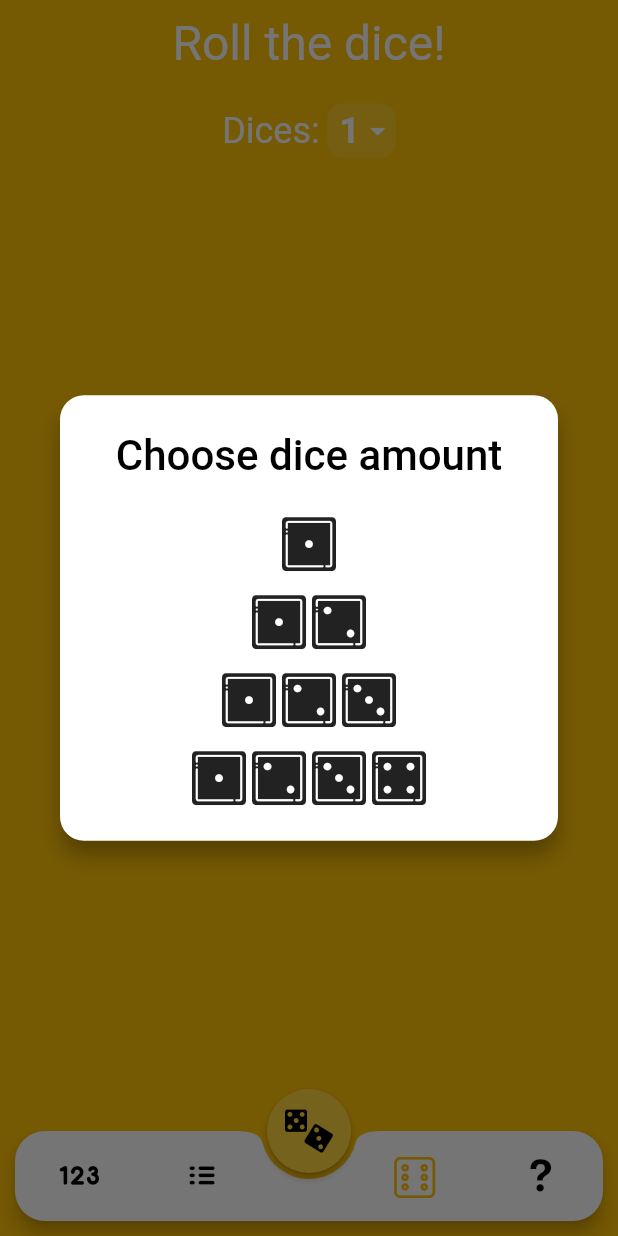
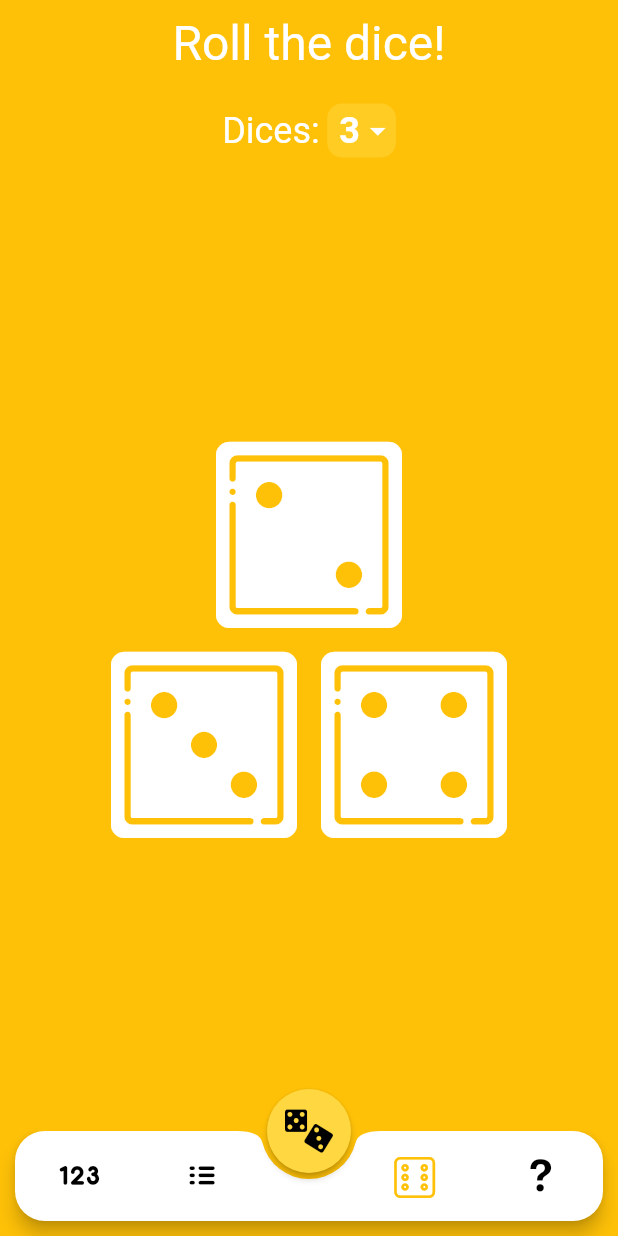
Before and after one commit to artemmmon/randomizer, a Flutter app: the screen it shows after launch, item 3 of the bottom bar chosen, on a phone screen of 412 x 824 dp. Run offline on Flutter 3.47's test engine with Material 2 defaults, Android fonts, the light colour scheme and no system bars; drawn by our look-alikes of auto_size_text; our stand-ins replace bloc, flutter_bloc, rxdart; statements that could not run were skipped.

Commit message:
- gamble: endpoint

```diff
--- a/lib/main.dart
+++ b/lib/main.dart
@@ -159,7 +159,7 @@ class _HomePageState extends State<HomePage> with TickerProviderStateMixin {
           return CustomPage(_clickSubject);
           break;
         case 2:
-          return GamblePage();
+          return GamblePage(_clickSubject);
           break;
         case 3:
           return AnswersPage();
--- a/lib/pages/gamble/gamble_page.dart
+++ b/lib/pages/gamble/gamble_page.dart
@@ -6,25 +6,34 @@ import 'package:flutter/material.dart';
 import 'package:randomizer/config/global_config.dart';
 import 'package:randomizer/config/icons.dart';
 import 'package:randomizer/widget/alert_choose_widget.dart';
+import 'package:rxdart/rxdart.dart';
 
 class GamblePage extends StatefulWidget {
+  final Observable<Null> onRandomClick;
+
+  GamblePage(this.onRandomClick);
+
   @override
   _GamblePageState createState() => _GamblePageState();
 }
 
-class _GamblePageState extends State<GamblePage> {
+class _GamblePageState extends State<GamblePage> with TickerProviderStateMixin {
   // Bloc
 //  CustomBloc _bloc;
 
   // Animation
   double _opacity = 0.0;
+  final _animDurationInMillis = TransitionDuration.SLOW;
+  AnimationController _controller;
+  Animation<double> _scaleAnimation;
 
   // Click subscription
   StreamSubscription _clickSubscription;
 
   // Data
-  int _diceAmount = 1;
-  final dices = [
+  int _diceAmount = 3;
+  List<int> _random = [1, 2, 3, 4];
+  final _dices = const [
     CustomIcons.dice_1,
     CustomIcons.dice_2,
     CustomIcons.dice_3,
@@ -33,12 +42,13 @@ class _GamblePageState extends State<GamblePage> {
     CustomIcons.dice_6,
   ];
 
+  // Helpers
+  final _randomizer = Random();
+
   // Ui
   final _textColor = Colors.white;
   final double _diceSize = 124;
   final double _padding = 8;
-
-  // Fields
 
   @override
   void initState() {
@@ -47,9 +57,9 @@ class _GamblePageState extends State<GamblePage> {
 //    _initBloc();
 
     // Subscribe to random click
-//    _clickSubscription = widget.onRandomClick.skipWhile((_) => !mounted).listen((_) {
-//      _randomize();
-//    });
+    _clickSubscription = widget.onRandomClick.skipWhile((_) => !mounted).listen((_) {
+      _randomize();
+    });
 
     // Start opacity animation
     Future.delayed(Duration(milliseconds: (TransitionDuration.FAST2 * .8).toInt())).then((_) {
@@ -58,28 +68,60 @@ class _GamblePageState extends State<GamblePage> {
       });
     });
 
-    Future.delayed(Duration(milliseconds: (TransitionDuration.SLOW).toInt())).then((_) {
-      _showChooserDialog();
+    _initAnimation();
+  }
+
+  _initAnimation() {
+    // Init Animation
+    _controller = AnimationController(vsync: this, duration: Duration(milliseconds: _animDurationInMillis))
+      ..addStatusListener((status) {
+        if (status == AnimationStatus.completed) _controller.reset();
       });
+    _scaleAnimation = TweenSequence([
+      TweenSequenceItem(tween: Tween<double>(begin: 1, end: 0), weight: 1),
+      TweenSequenceItem(tween: Tween<double>(begin: 0, end: 1), weight: 1),
+      TweenSequenceItem(tween: Tween<double>(begin: 1, end: 1.5), weight: 1),
+      TweenSequenceItem(tween: Tween<double>(begin: 1.5, end: 1), weight: 1)
+    ].toList())
+        .animate(CurvedAnimation(parent: _controller, curve: Curves.ease));
   }
 
   @override
   void dispose() {
     super.dispose();
     _clickSubscription?.cancel();
+    _controller?.dispose();
+  }
+
+  _randomize() {
+    // If animation still going - do nothing
+    if (_controller.isAnimating) return;
+
+    _controller.forward();
+    // Set new random when dices won't be visible
+    Future.delayed(Duration(milliseconds: (_animDurationInMillis * .15).toInt()), () {
+      setState(() {
+        for (int i = 0; i < 4; i++) {
+          _random[i] = _randomizer.nextInt(6);
+        }
+      });
+    });
   }
 
   _showChooserDialog() {
     final double iconSize = 36;
     final double space = 4;
 
-    Icon getIcon(int index) => Icon(dices[index], size: iconSize);
+    Icon getIcon(int index) => Icon(_dices[_random[index]], size: iconSize);
 
     showDialog(
       context: context,
       builder: (BuildContext context) => ChooserDialog(
             title: "Choose dice amount",
             callBack: (value) {
+              setState(() {
+                _diceAmount = value;
+              });
               Navigator.of(context).pop();
             },
             options: {
@@ -88,19 +130,29 @@ class _GamblePageState extends State<GamblePage> {
                   mainAxisSize: MainAxisSize.max,
                   mainAxisAlignment: MainAxisAlignment.center,
                   children: <Widget>[getIcon(0), SizedBox(width: space), getIcon(1)]),
-              3: Row(
+              3: Column(
+                children: <Widget>[
+                  Container(width: double.infinity, child: getIcon(0)),
+                  SizedBox(height: space),
+                  Row(
                       mainAxisSize: MainAxisSize.max,
                       mainAxisAlignment: MainAxisAlignment.center,
-                  children: <Widget>[getIcon(0), SizedBox(width: space), getIcon(1), SizedBox(width: space), getIcon(2)]),
-              4: Row(mainAxisSize: MainAxisSize.max, mainAxisAlignment: MainAxisAlignment.center, children: <Widget>[
-                getIcon(0),
-                SizedBox(width: space),
-                getIcon(1),
-                SizedBox(width: space),
-                getIcon(2),
-                SizedBox(width: space),
-                getIcon(3)
-              ])
+                      children: <Widget>[getIcon(1), SizedBox(width: space), getIcon(2)])
+                ],
+              ),
+              4: Column(
+                children: <Widget>[
+                  Row(
+                      mainAxisSize: MainAxisSize.max,
+                      mainAxisAlignment: MainAxisAlignment.center,
+                      children: <Widget>[getIcon(0), SizedBox(width: space), getIcon(1)]),
+                  SizedBox(height: space),
+                  Row(
+                      mainAxisSize: MainAxisSize.max,
+                      mainAxisAlignment: MainAxisAlignment.center,
+                      children: <Widget>[getIcon(2), SizedBox(width: space), getIcon(3)])
+                ],
+              ),
             },
           ),
     );
@@ -141,7 +193,7 @@ class _GamblePageState extends State<GamblePage> {
                           SizedBox(width: 5),
                           InkWell(
                             borderRadius: BorderRadius.circular(10),
-                            onTap: () {},
+                            onTap: _showChooserDialog,
                             child: Container(
                               padding: EdgeInsets.symmetric(vertical: 4, horizontal: 8).copyWith(right: 0),
                               decoration: BoxDecoration(
@@ -167,7 +219,89 @@ class _GamblePageState extends State<GamblePage> {
                       ),
                     ),
                     Expanded(
-                      child: Column(
+                        child: AnimatedBuilder(
+                            animation: _controller,
+                            builder: (context, _) {
+                              return Transform.scale(
+                                scale: _scaleAnimation.value,
+                                child: _buildContent(),
+                              );
+                            })),
+                  ],
+                ))));
+  }
+
+  ///Shows dices rely to dice amount
+  _buildContent() {
+    switch (_diceAmount) {
+      case 1:
+        return Icon(
+          _dices[_random[0]],
+          size: _diceSize,
+          color: Colors.white,
+        );
+        break;
+      case 2:
+        return Row(
+          mainAxisSize: MainAxisSize.min,
+          children: <Widget>[
+            Padding(
+              padding: EdgeInsets.all(_padding),
+              child: Icon(
+                _dices[_random[0]],
+                size: _diceSize,
+                color: Colors.white,
+              ),
+            ),
+            Padding(
+              padding: EdgeInsets.all(_padding),
+              child: Icon(
+                _dices[_random[1]],
+                size: _diceSize,
+                color: Colors.white,
+              ),
+            ),
+          ],
+        );
+        break;
+      case 3:
+        return Column(
+          mainAxisAlignment: MainAxisAlignment.center,
+          children: <Widget>[
+            Padding(
+              padding: EdgeInsets.all(_padding),
+              child: Icon(
+                _dices[_random[0]],
+                size: _diceSize,
+                color: Colors.white,
+              ),
+            ),
+            Row(
+              mainAxisSize: MainAxisSize.min,
+              children: <Widget>[
+                Padding(
+                  padding: EdgeInsets.all(_padding),
+                  child: Icon(
+                    _dices[_random[1]],
+                    size: _diceSize,
+                    color: Colors.white,
+                  ),
+                ),
+                Padding(
+                  padding: EdgeInsets.all(_padding),
+                  child: Icon(
+                    _dices[_random[2]],
+                    size: _diceSize,
+                    color: Colors.white,
+                  ),
+                ),
+              ],
+            ),
+          ],
+        );
+        break;
+      case 4:
+        return Column(
           mainAxisAlignment: MainAxisAlignment.center,
           children: <Widget>[
             Row(
@@ -176,7 +310,7 @@ class _GamblePageState extends State<GamblePage> {
                 Padding(
                   padding: EdgeInsets.all(_padding),
                   child: Icon(
-                                  dices[Random().nextInt(dices.length)],
+                    _dices[_random[0]],
                     size: _diceSize,
                     color: Colors.white,
                   ),
@@ -184,7 +318,7 @@ class _GamblePageState extends State<GamblePage> {
                 Padding(
                   padding: EdgeInsets.all(_padding),
                   child: Icon(
-                                  dices[Random().nextInt(dices.length)],
+                    _dices[_random[1]],
                     size: _diceSize,
                     color: Colors.white,
                   ),
@@ -197,7 +331,7 @@ class _GamblePageState extends State<GamblePage> {
                 Padding(
                   padding: EdgeInsets.all(_padding),
                   child: Icon(
-                                  dices[Random().nextInt(dices.length)],
+                    _dices[_random[2]],
                     size: _diceSize,
                     color: Colors.white,
                   ),
@@ -205,7 +339,7 @@ class _GamblePageState extends State<GamblePage> {
                 Padding(
                   padding: EdgeInsets.all(_padding),
                   child: Icon(
-                                  dices[Random().nextInt(dices.length)],
+                    _dices[_random[3]],
                     size: _diceSize,
                     color: Colors.white,
                   ),
@@ -213,9 +347,8 @@ class _GamblePageState extends State<GamblePage> {
               ],
             )
           ],
-                      ),
-                    ),
-                  ],
-                ))));
+        );
+        break;
     }
   }
+}
--- a/lib/widget/alert_choose_widget.dart
+++ b/lib/widget/alert_choose_widget.dart
@@ -55,7 +55,7 @@ class ChooserDialog extends StatelessWidget {
                   child: InkWell(
                     onTap: () => callBack(options.entries.firstWhere((entry) => entry.value == value).key),
                     child: Padding(
-                      padding: const EdgeInsets.all(8.0),
+                      padding: const EdgeInsets.all(12.0),
                       child: value,
                     ),
                   )))
```
Lines whose indentation alone changed are shown as unchanged.
